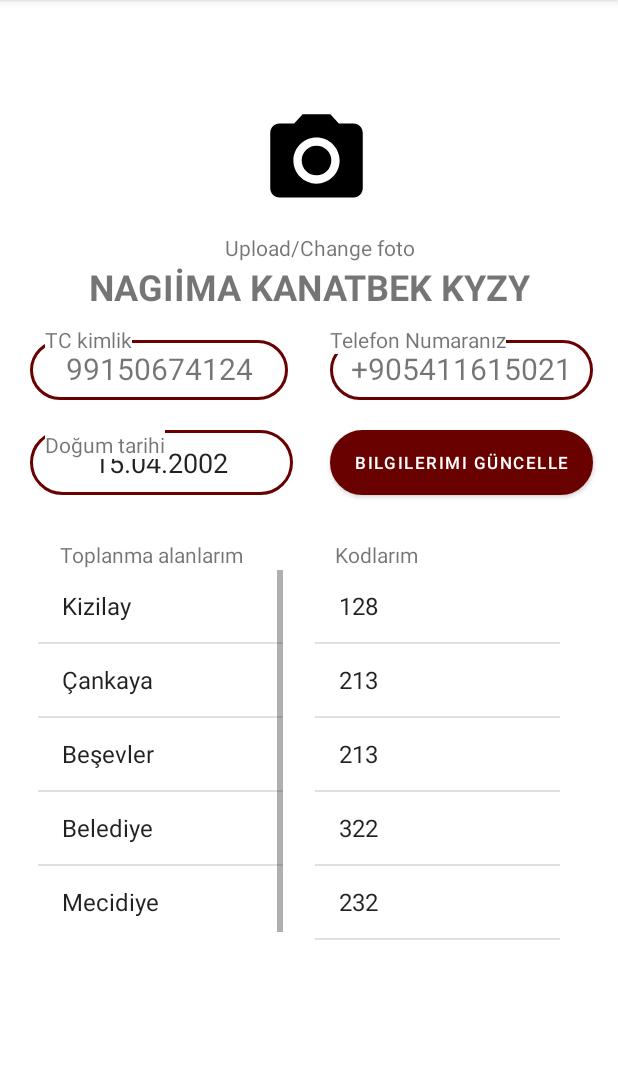
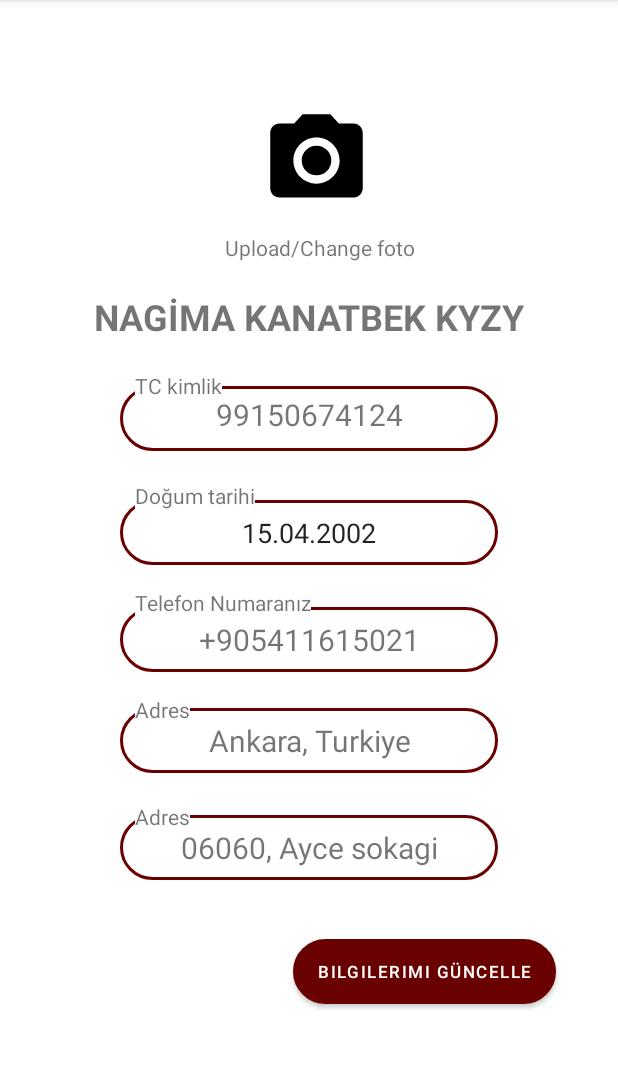
Before and after one commit to HagarAH/VolunteeringApp, an Android app: the userprofile screen opened directly, with no data from a screen before it, on a phone screen of 412 x 824 dp, the part 84-1153 px from its top. Run offline under Robolectric (Android 15) with nearby library versions, the phone set to English and light mode, and no system bars.

Commit message:
userprofil toplanma alanlari ve kodlar  sildim ve konum ekledim

```diff
--- a/app/src/main/AndroidManifest.xml
+++ b/app/src/main/AndroidManifest.xml
@@ -11,6 +11,9 @@
         android:supportsRtl="true"
         android:theme="@style/Theme.Bizden"
         tools:targetApi="31">
+        <activity
+            android:name=".kod"
+            android:exported="false" />
         <activity
             android:name=".ui.userprofile"
             android:exported="false" />
--- a/app/src/main/java/com/mobil/bizden/ui/userprofile.java
+++ b/app/src/main/java/com/mobil/bizden/ui/userprofile.java
@@ -12,11 +12,6 @@ import androidx.appcompat.app.AppCompatActivity;
 import com.mobil.bizden.R;
 
 public class userprofile extends AppCompatActivity {
-     ListView listView;
-
-    private String[] toplanma = {"Kizilay", "Çankaya", "Beşevler", "Belediye", "Mecidiye"};
-    ListView listView2;
-    private String[] kodlar = {"128", "213", "213", "322", "232"};
 
     @SuppressLint("MissingInflatedId")
     @Override
@@ -24,15 +19,6 @@ public class userprofile extends AppCompatActivity {
         super.onCreate(savedInstanceState);
         setContentView(R.layout.activity_userprofile);
 
-        listView = findViewById(R.id.listView);
-        listView2 = findViewById(R.id.listView2);
-        ArrayAdapter<String> adapter2 = new ArrayAdapter<>(this, android.R.layout.simple_list_item_1, kodlar);
-        listView2.setAdapter(adapter2);
-
-
-        ArrayAdapter<String> adapter = new ArrayAdapter<> (this, android.R.layout.simple_list_item_1, toplanma);
-
-        listView.setAdapter(adapter);
     }
 
 
--- a/app/src/main/res/layout/activity_login.xml
+++ b/app/src/main/res/layout/activity_login.xml
@@ -146,6 +146,7 @@
             android:textColor="@color/primary_100"
            />
 
+
     </LinearLayout>
 
     <FrameLayout
--- a/app/src/main/res/layout/activity_userprofile.xml
+++ b/app/src/main/res/layout/activity_userprofile.xml
@@ -25,48 +25,35 @@
         android:text="Upload/Change foto"
         android:layout_marginTop="1dp"/>
 
-    <FrameLayout
-        android:layout_width="match_parent"
-        android:layout_height="42dp">
-
-        <View
-            android:id="@+id/view"
-            android:layout_width="match_parent"
-            android:layout_height="52dp"
-            android:layout_marginLeft="10dp"
-            android:layout_marginTop="10dp"
-            android:layout_marginRight="10dp" />
-
     <TextView
         android:id="@+id/textView"
         android:layout_width="match_parent"
         android:layout_height="wrap_content"
         android:layout_marginLeft="20dp"
+        android:layout_marginTop="20dp"
         android:layout_marginRight="20dp"
         android:gravity="center_horizontal"
-            android:text="NAGIİMA KANATBEK KYZY"
+        android:text="NAGİMA KANATBEK KYZY"
         android:textSize="24sp"
         android:textStyle="bold"
 
+
         />
 
-    </FrameLayout>
-
-
-    <LinearLayout
-        android:layout_width="match_parent"
-        android:layout_height="60dp"
-        android:orientation="horizontal">
 
     <FrameLayout
-            android:layout_width="200dp"
-            android:layout_height="wrap_content">
+        android:layout_width="match_parent"
+        android:layout_height="wrap_content"
+        android:layout_gravity="center"
+        android:layout_marginLeft="0dp"
+        android:layout_marginTop="20dp"
+        android:foregroundGravity="center_horizontal">
 
         <TextView
             android:id="@+id/additionalTextView"
-                android:layout_width="172dp"
-                android:layout_height="40dp"
-                android:layout_marginLeft="20dp"
+            android:layout_width="252dp"
+            android:layout_height="43dp"
+            android:layout_gravity="center"
             android:layout_marginTop="10dp"
             android:layout_marginBottom="10dp"
             android:background="@drawable/rounded_background"
@@ -78,77 +65,33 @@
         <TextView
             android:layout_width="wrap_content"
             android:layout_height="wrap_content"
-                android:layout_marginLeft="30dp"
+            android:layout_marginLeft="90dp"
             android:background="@color/white"
             android:text="TC kimlik" />
 
     </FrameLayout>
 
-        <FrameLayout
-            android:layout_width="196dp"
-            android:layout_height="60dp">
 
-            <TextView
-                android:id="@+id/textView4"
-                android:layout_width="175dp"
-                android:layout_height="40dp"
-                android:layout_marginLeft="20dp"
-                android:layout_marginTop="10dp"
-                android:background="@drawable/rounded_background"
-                android:gravity="center_horizontal"
-                android:padding="5dp"
-                android:text="+905411615021"
-                android:textSize="20sp"
-
-                />
-
-            <TextView
-                android:id="@+id/textView3"
-                android:layout_width="wrap_content"
-                android:layout_height="wrap_content"
-                android:layout_marginLeft="20dp"
-                android:background="@color/white"
-                android:text="Telefon Numaranız" />
-
-
-        </FrameLayout>
-
-    </LinearLayout>
 
     <FrameLayout
         android:layout_width="match_parent"
-        android:layout_height="53dp"
+        android:layout_height="61dp"
         android:layout_marginTop="10dp"
-        >
-
-        <Button
-
-            android:layout_width="175dp"
-            android:layout_height="43dp"
-            android:layout_marginLeft="220dp"
-            android:layout_marginTop="0dp"
-            android:background="@drawable/rounded_background"
-            android:gravity="center"
-            android:text="Bilgilerimi Güncelle"
-            android:textColor="@color/white"
-            android:textSize="11dp"></Button>
-
-        <FrameLayout
-            android:layout_width="200dp"
-            android:layout_height="wrap_content"
 
         >
 
         <EditText
             android:id="@+id/editTextDate"
-                android:layout_width="175dp"
+            android:layout_width="252dp"
             android:layout_height="43dp"
-                android:layout_marginLeft="20dp"
-                android:padding="5sp"
+            android:layout_gravity="center"
+            android:layout_marginLeft="0dp"
+            android:layout_marginTop="4dp"
             android:background="@drawable/rounded_background"
             android:ems="10"
             android:gravity="center"
             android:inputType="date"
+            android:padding="5sp"
 
             android:text="15.04.2002"
 
@@ -157,59 +100,119 @@
         <TextView
             android:layout_width="wrap_content"
             android:layout_height="wrap_content"
-                android:layout_marginLeft="30dp"
+            android:layout_marginLeft="90dp"
+            android:layout_marginTop="0dp"
             android:background="@color/white"
             android:text="Doğum tarihi"
 
             />
-        </FrameLayout>
 
     </FrameLayout>
 
     <FrameLayout
-        android:layout_marginTop="20dp"
         android:layout_width="match_parent"
-        android:layout_height="match_parent">
+        android:layout_height="61dp"
+        android:layout_marginTop="10dp"
 
+        >
+
+
+
+        <TextView
+            android:id="@+id/textView4"
+            android:layout_width="252dp"
+            android:layout_height="43dp"
+            android:layout_marginLeft="0dp"
+            android:layout_marginTop="4dp"
+            android:background="@drawable/rounded_background"
+            android:gravity="center"
+            android:layout_gravity="center"
+            android:padding="5dp"
+            android:text="+905411615021"
+            android:textSize="20sp"
+
+            />
+        <TextView
+        android:id="@+id/textView3"
+        android:layout_width="wrap_content"
+        android:layout_height="wrap_content"
+        android:layout_marginLeft="90dp"
+        android:background="@color/white"
+
+        android:text="Telefon Numaranız" />
+    </FrameLayout>
+    <FrameLayout
+        android:layout_width="match_parent"
+        android:layout_height="61dp"
+        android:layout_marginTop="10dp">
+
+        <TextView
+            android:layout_width="252dp"
+            android:layout_height="43dp"
+            android:text="Ankara, Turkiye"
+            android:textSize="20sp"
+            android:layout_gravity="center"
+            android:gravity="center"
+            android:background="@drawable/rounded_background"
+            android:layout_marginTop="0dp"
+            ></TextView>
         <TextView
             android:layout_width="wrap_content"
             android:layout_height="wrap_content"
-            android:layout_marginLeft="40dp"
-            android:text="Toplanma alanlarım"
-            android:gravity="center_horizontal"
+            android:text="Adres"
+            android:layout_marginLeft="90dp"
+            android:background="@color/white"
+
             >
 
         </TextView>
 
+    </FrameLayout>
+    <FrameLayout
+        android:layout_width="match_parent"
+        android:layout_height="61dp"
+        android:layout_marginTop="10dp"
+        >
+
         <TextView
-            android:gravity="center_horizontal"
+            android:layout_width="252dp"
+            android:layout_height="43dp"
+            android:text="06060, Ayce sokagi"
+            android:textSize="20sp"
+            android:layout_gravity="center"
+            android:gravity="center"
+            android:background="@drawable/rounded_background"
+            android:layout_marginTop="0dp"
+            android:padding="4sp"
+            ></TextView>
+        <TextView
             android:layout_width="wrap_content"
             android:layout_height="wrap_content"
-            android:layout_marginLeft="220dp"
-            android:text=" Kodlarım ">
+            android:text="Adres"
+            android:layout_marginLeft="90dp"
+            android:background="@color/white"
+
+            >
 
         </TextView>
 
-        <ListView
-            android:id="@+id/listView"
-            android:layout_width="163dp"
-            android:layout_height="243dp"
-            android:layout_marginLeft="25dp"
-            android:layout_marginTop="20dp"
 
-            >
 
-        </ListView>
-
-        <ListView
-            android:id="@+id/listView2"
-            android:layout_marginTop="20dp"
-            android:layout_width="163dp"
-            android:layout_height="248dp"
-            android:layout_marginLeft="210dp"
-
-            />
     </FrameLayout>
 
 
+
+    <Button
+
+        android:layout_width="175dp"
+        android:layout_height="43dp"
+        android:layout_marginLeft="195dp"
+        android:layout_marginTop="30dp"
+        android:background="@drawable/rounded_background"
+        android:gravity="center"
+        android:text="Bilgilerimi Güncelle"
+        android:textColor="@color/white"
+        android:textSize="11dp"></Button>
+
+
 </LinearLayout>
```
Also changed, not shown: app/src/main/java/com/mobil/bizden/kod.java (added, +31 -0 lines), app/src/main/res/layout/activity_kod.xml (added, +53 -0 lines), app/src/main/res/layout/activity_register.xml (+5 -4 lines), app/src/main/res/layout/activity_update_profile.xml (+38 -31 lines). Lines whose indentation alone changed are shown as unchanged.
